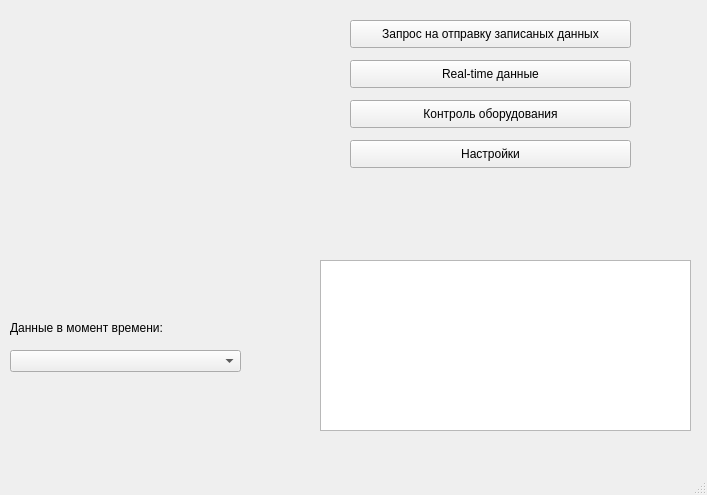
This is src/gui/MainWin.ui in ATLANTer/Ruzaevka390_MCC as Qt 5 draws it before an edit. The edited form follows.
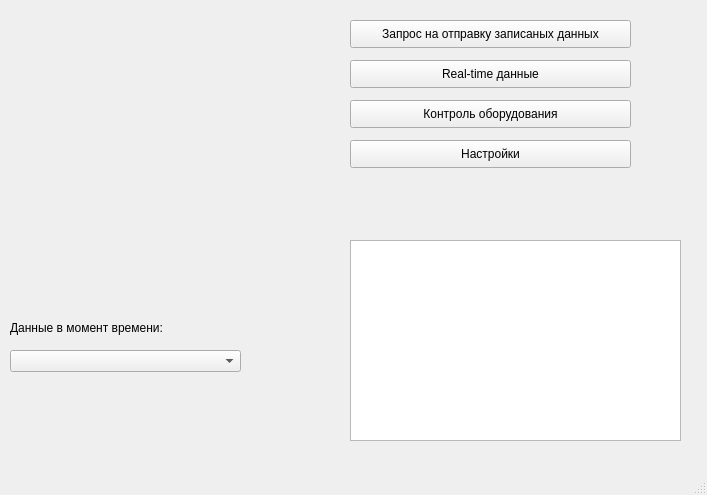
This is the edited form.

Diff of the .ui file:
```diff
--- a/src/gui/MainWin.ui
+++ b/src/gui/MainWin.ui
@@ -62,16 +62,6 @@
      <string notr="true">Actions</string>
     </attribute>
    </widget>
-   <widget class="QListWidget" name="momentData">
-    <property name="geometry">
-     <rect>
-      <x>320</x>
-      <y>260</y>
-      <width>371</width>
-      <height>171</height>
-     </rect>
-    </property>
-   </widget>
    <widget class="QLabel" name="label">
     <property name="geometry">
      <rect>
@@ -111,6 +101,16 @@
      </rect>
     </property>
    </widget>
+   <widget class="QTextEdit" name="moment_data">
+    <property name="geometry">
+     <rect>
+      <x>350</x>
+      <y>240</y>
+      <width>331</width>
+      <height>201</height>
+     </rect>
+    </property>
+   </widget>
   </widget>
   <widget class="QMenuBar" name="menubar">
    <property name="geometry">
```
Left out of the diff: 2 changed lines with no effect on the pictures.
